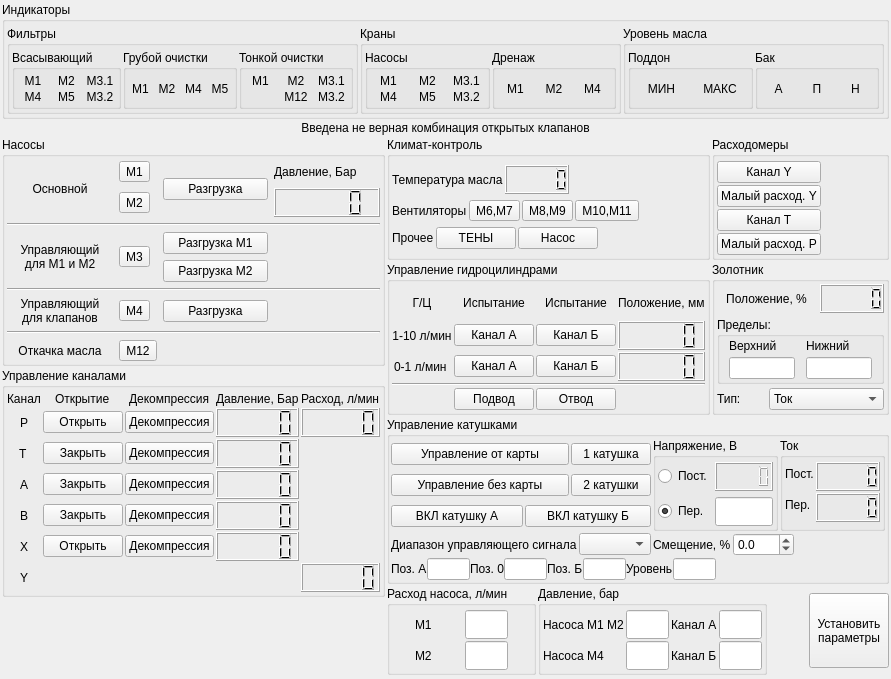
Above: manual_control.ui from firef0xff/SSHGS01 before the change. Below: the same form after it.
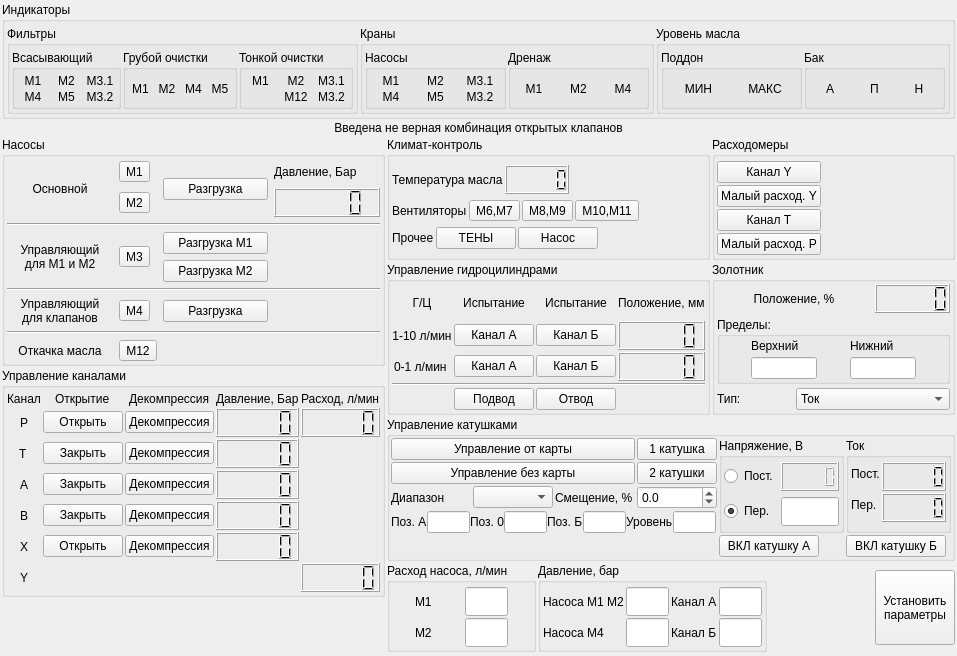
That is the form after the change.

The edit to the form file:
```diff
--- a/manual_control.ui
+++ b/manual_control.ui
@@ -6,8 +6,8 @@
    <rect>
     <x>0</x>
     <y>0</y>
-    <width>804</width>
-    <height>609</height>
+    <width>902</width>
+    <height>597</height>
    </rect>
   </property>
   <property name="sizePolicy">
@@ -1555,7 +1555,7 @@
         <property name="spacing">
          <number>2</number>
         </property>
-        <item row="0" column="5" rowspan="3">
+        <item row="0" column="5" rowspan="4">
          <widget class="QGroupBox" name="voltage">
           <property name="sizePolicy">
            <sizepolicy hsizetype="Preferred" vsizetype="Preferred">
@@ -1670,6 +1670,97 @@
           </layout>
          </widget>
         </item>
+        <item row="0" column="6" rowspan="4">
+         <widget class="QGroupBox" name="groupBox_3">
+          <property name="title">
+           <string>Ток</string>
+          </property>
+          <layout class="QFormLayout" name="formLayout_2">
+           <property name="horizontalSpacing">
+            <number>2</number>
+           </property>
+           <property name="verticalSpacing">
+            <number>2</number>
+           </property>
+           <property name="leftMargin">
+            <number>2</number>
+           </property>
+           <property name="topMargin">
+            <number>4</number>
+           </property>
+           <property name="rightMargin">
+            <number>2</number>
+           </property>
+           <property name="bottomMargin">
+            <number>2</number>
+           </property>
+           <item row="0" column="0">
+            <widget class="QLabel" name="label_23">
+             <property name="text">
+              <string>Пост.</string>
+             </property>
+            </widget>
+           </item>
+           <item row="0" column="1">
+            <widget class="QLCDNumber" name="I_DC">
+             <property name="minimumSize">
+              <size>
+               <width>0</width>
+               <height>29</height>
+              </size>
+             </property>
+             <property name="maximumSize">
+              <size>
+               <width>65</width>
+               <height>29</height>
+              </size>
+             </property>
+             <property name="toolTip">
+              <string>I_DC</string>
+             </property>
+             <property name="toolTipDuration">
+              <number>500</number>
+             </property>
+             <property name="frameShape">
+              <enum>QFrame::Box</enum>
+             </property>
+            </widget>
+           </item>
+           <item row="1" column="0">
+            <widget class="QLabel" name="label_27">
+             <property name="text">
+              <string>Пер.</string>
+             </property>
+            </widget>
+           </item>
+           <item row="1" column="1">
+            <widget class="QLCDNumber" name="I_AC">
+             <property name="minimumSize">
+              <size>
+               <width>0</width>
+               <height>29</height>
+              </size>
+             </property>
+             <property name="maximumSize">
+              <size>
+               <width>65</width>
+               <height>29</height>
+              </size>
+             </property>
+             <property name="toolTip">
+              <string>I_AC</string>
+             </property>
+             <property name="toolTipDuration">
+              <number>500</number>
+             </property>
+             <property name="frameShape">
+              <enum>QFrame::Box</enum>
+             </property>
+            </widget>
+           </item>
+          </layout>
+         </widget>
+        </item>
         <item row="0" column="4">
          <widget class="QPushButton" name="RC1">
           <property name="toolTip">
@@ -1734,130 +1825,7 @@
           </property>
          </widget>
         </item>
-        <item row="2" column="3" colspan="2">
-         <widget class="QPushButton" name="ONRB">
-          <property name="toolTip">
-           <string>ONRB</string>
-          </property>
-          <property name="toolTipDuration">
-           <number>500</number>
-          </property>
-          <property name="text">
-           <string>ВКЛ катушку Б</string>
-          </property>
-          <property name="checkable">
-           <bool>true</bool>
-          </property>
-         </widget>
-        </item>
-        <item row="2" column="0" colspan="3">
-         <widget class="QPushButton" name="ONRA">
-          <property name="toolTip">
-           <string>ONRA</string>
-          </property>
-          <property name="toolTipDuration">
-           <number>500</number>
-          </property>
-          <property name="text">
-           <string>ВКЛ катушку А</string>
-          </property>
-          <property name="checkable">
-           <bool>true</bool>
-          </property>
-         </widget>
-        </item>
-        <item row="0" column="6" rowspan="3">
-         <widget class="QGroupBox" name="groupBox_3">
-          <property name="title">
-           <string>Ток</string>
-          </property>
-          <layout class="QFormLayout" name="formLayout_2">
-           <property name="horizontalSpacing">
-            <number>2</number>
-           </property>
-           <property name="verticalSpacing">
-            <number>2</number>
-           </property>
-           <property name="leftMargin">
-            <number>2</number>
-           </property>
-           <property name="topMargin">
-            <number>4</number>
-           </property>
-           <property name="rightMargin">
-            <number>2</number>
-           </property>
-           <property name="bottomMargin">
-            <number>2</number>
-           </property>
-           <item row="0" column="0">
-            <widget class="QLabel" name="label_23">
-             <property name="text">
-              <string>Пост.</string>
-             </property>
-            </widget>
-           </item>
-           <item row="0" column="1">
-            <widget class="QLCDNumber" name="I_DC">
-             <property name="minimumSize">
-              <size>
-               <width>0</width>
-               <height>29</height>
-              </size>
-             </property>
-             <property name="maximumSize">
-              <size>
-               <width>65</width>
-               <height>29</height>
-              </size>
-             </property>
-             <property name="toolTip">
-              <string>I_DC</string>
-             </property>
-             <property name="toolTipDuration">
-              <number>500</number>
-             </property>
-             <property name="frameShape">
-              <enum>QFrame::Box</enum>
-             </property>
-            </widget>
-           </item>
-           <item row="1" column="0">
-            <widget class="QLabel" name="label_27">
-             <property name="text">
-              <string>Пер.</string>
-             </property>
-            </widget>
-           </item>
-           <item row="1" column="1">
-            <widget class="QLCDNumber" name="I_AC">
-             <property name="minimumSize">
-              <size>
-               <width>0</width>
-               <height>29</height>
-              </size>
-             </property>
-             <property name="maximumSize">
-              <size>
-               <width>65</width>
-               <height>29</height>
-              </size>
-             </property>
-             <property name="toolTip">
-              <string>I_AC</string>
-             </property>
-             <property name="toolTipDuration">
-              <number>500</number>
-             </property>
-             <property name="frameShape">
-              <enum>QFrame::Box</enum>
-             </property>
-            </widget>
-           </item>
-          </layout>
-         </widget>
-        </item>
-        <item row="3" column="0" colspan="7">
+        <item row="2" column="0" colspan="5">
          <layout class="QHBoxLayout" name="horizontalLayout_6">
           <property name="topMargin">
            <number>0</number>
@@ -1865,7 +1833,7 @@
           <item>
            <widget class="QLabel" name="label_20">
             <property name="text">
-             <string>Диапазон управляющего сигнала</string>
+             <string>Диапазон</string>
             </property>
            </widget>
           </item>
@@ -1889,22 +1857,53 @@
             </property>
            </widget>
           </item>
-          <item>
-           <spacer name="horizontalSpacer_5">
-            <property name="orientation">
-             <enum>Qt::Horizontal</enum>
-            </property>
-            <property name="sizeHint" stdset="0">
-             <size>
-              <width>40</width>
-              <height>20</height>
-             </size>
-            </property>
-           </spacer>
-          </item>
          </layout>
         </item>
-        <item row="4" column="0" colspan="7">
+        <item row="4" column="6">
+         <widget class="QPushButton" name="ONRB">
+          <property name="maximumSize">
+           <size>
+            <width>100</width>
+            <height>23</height>
+           </size>
+          </property>
+          <property name="toolTip">
+           <string>ONRB</string>
+          </property>
+          <property name="toolTipDuration">
+           <number>500</number>
+          </property>
+          <property name="text">
+           <string>ВКЛ катушку Б</string>
+          </property>
+          <property name="checkable">
+           <bool>true</bool>
+          </property>
+         </widget>
+        </item>
+        <item row="4" column="5">
+         <widget class="QPushButton" name="ONRA">
+          <property name="maximumSize">
+           <size>
+            <width>100</width>
+            <height>23</height>
+           </size>
+          </property>
+          <property name="toolTip">
+           <string>ONRA</string>
+          </property>
+          <property name="toolTipDuration">
+           <number>500</number>
+          </property>
+          <property name="text">
+           <string>ВКЛ катушку А</string>
+          </property>
+          <property name="checkable">
+           <bool>true</bool>
+          </property>
+         </widget>
+        </item>
+        <item row="3" column="0" colspan="5">
          <layout class="QHBoxLayout" name="signal_layers">
           <property name="spacing">
            <number>0</number>
@@ -2005,13 +2004,13 @@
            </widget>
           </item>
           <item>
-           <spacer name="horizontalSpacer_7">
+           <spacer name="horizontalSpacer_5">
             <property name="orientation">
              <enum>Qt::Horizontal</enum>
             </property>
             <property name="sizeHint" stdset="0">
              <size>
-              <width>40</width>
+              <width>1</width>
               <height>20</height>
              </size>
             </property>
```
